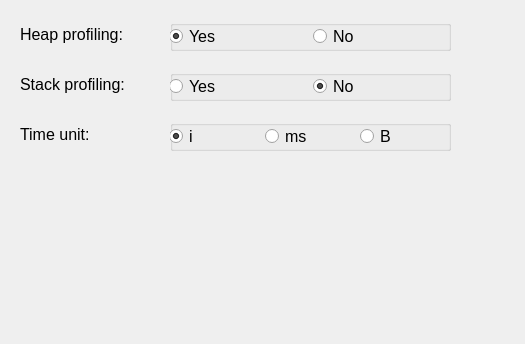
MATF-Software-Verification/2024_Research_MassifCheck, file QTCreator/2024_Research_MassifCheck/massifoptionswindow.ui: the form before one commit; both pictures show x 0 to 525 and y 0 to 344 of the 525 by 559 pixel window.
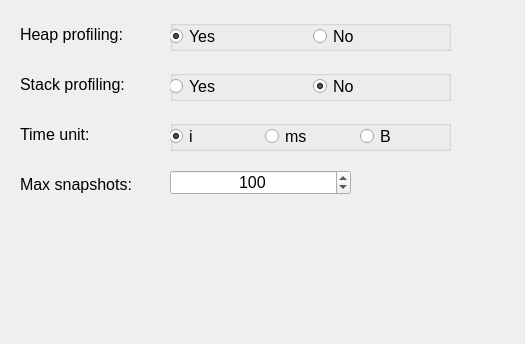
The form after the commit.

Commit message:
feat: add maxSnapshots option to MassifOptions UI
- Added new input field for configuring --max-snapshots option in Massif analysis
- Updated MassifSettings to include maxSnapshots value
- Connected UI input to settings structure via signals/slots

Relates to #14, #15

Patch:
```diff
--- a/QTCreator/2024_Research_MassifCheck/massifoptionswindow.ui
+++ b/QTCreator/2024_Research_MassifCheck/massifoptionswindow.ui
@@ -263,6 +263,54 @@
     </layout>
    </widget>
   </widget>
+  <widget class="QLabel" name="lbMaxSnapshots">
+   <property name="geometry">
+    <rect>
+     <x>20</x>
+     <y>170</y>
+     <width>141</width>
+     <height>29</height>
+    </rect>
+   </property>
+   <property name="font">
+    <font>
+     <pointsize>12</pointsize>
+    </font>
+   </property>
+   <property name="lineWidth">
+    <number>0</number>
+   </property>
+   <property name="text">
+    <string>Max snapshots:</string>
+   </property>
+   <property name="alignment">
+    <set>Qt::AlignmentFlag::AlignLeading|Qt::AlignmentFlag::AlignLeft|Qt::AlignmentFlag::AlignVCenter</set>
+   </property>
+  </widget>
+  <widget class="QSpinBox" name="sbMaxSnapshots">
+   <property name="geometry">
+    <rect>
+     <x>170</x>
+     <y>170</y>
+     <width>181</width>
+     <height>25</height>
+    </rect>
+   </property>
+   <property name="font">
+    <font>
+     <pointsize>12</pointsize>
+    </font>
+   </property>
+   <property name="alignment">
+    <set>Qt::AlignmentFlag::AlignCenter</set>
+   </property>
+   <property name="maximum">
+    <number>999999</number>
+   </property>
+   <property name="value">
+    <number>100</number>
+   </property>
+  </widget>
  </widget>
  <resources/>
  <connections>
```
The commit also changes 4 other files.
